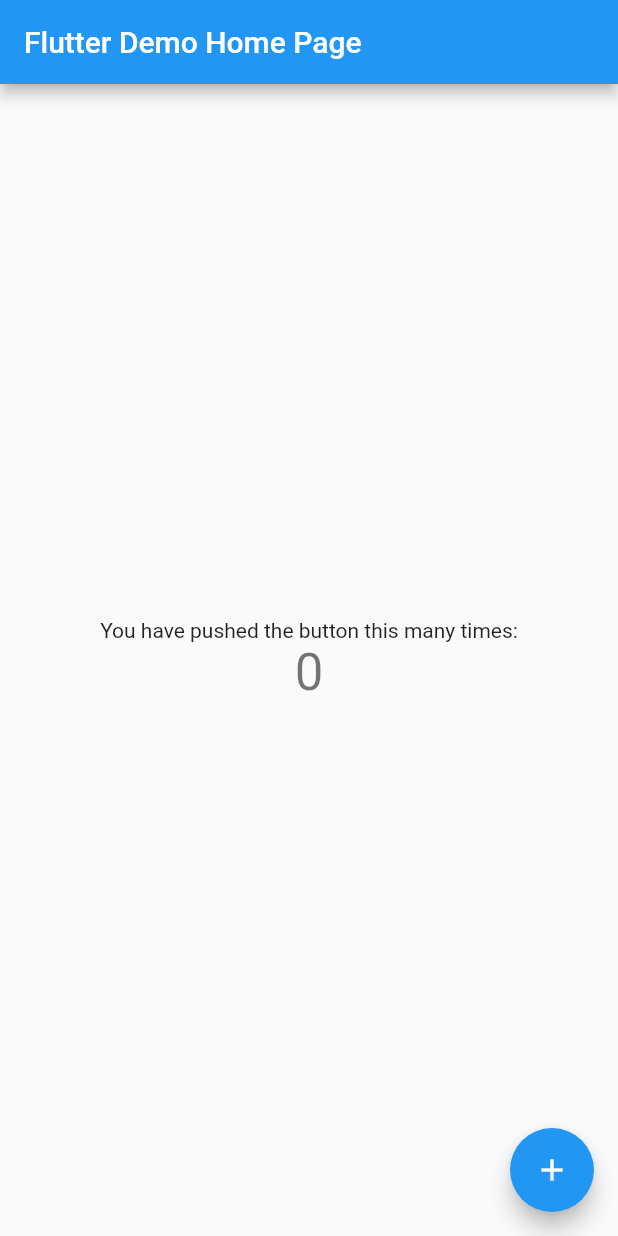
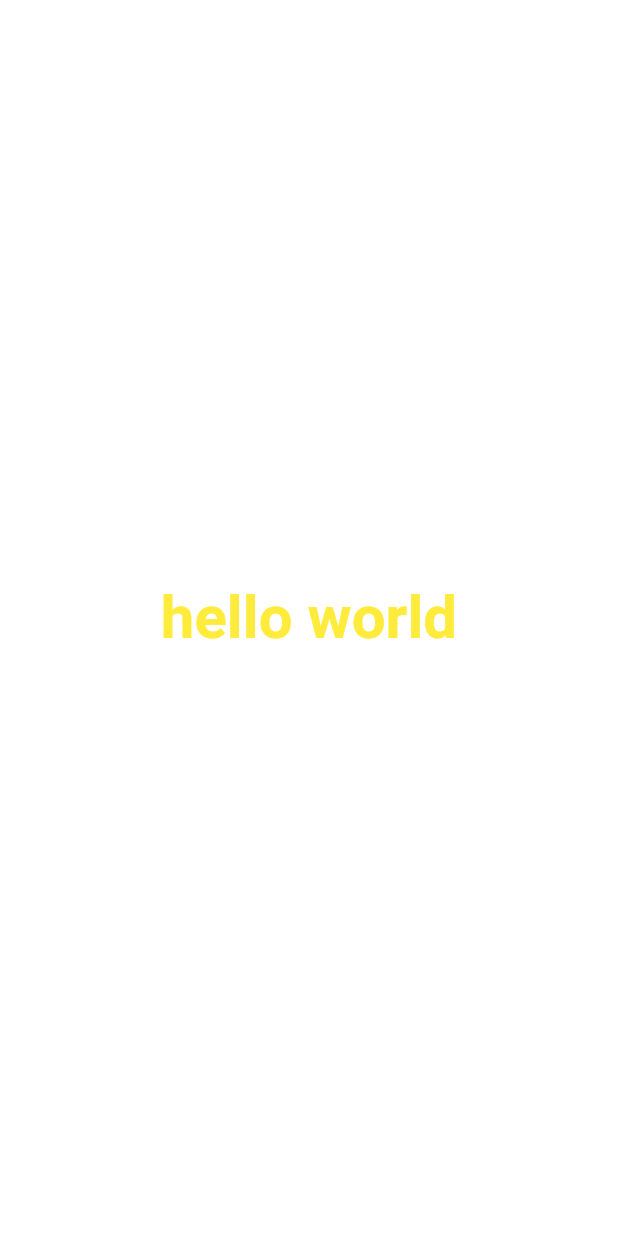
Before and after one commit to pengyouyoupeng/flutterdemo, a Flutter app: the screen it shows after launch, on a phone screen of 412 x 824 dp. Run offline on Flutter 3.47's test engine with Material 2 defaults, Android fonts, the phone set to English and light mode, and no system bars.

Commit message:
版本升级

```diff
--- a/lib/main.dart
+++ b/lib/main.dart
@@ -1,111 +1,18 @@
 import 'package:flutter/material.dart';
-
-void main() => runApp(MyApp());
-
-class MyApp extends StatelessWidget {
-  // This widget is the root of your application.
+void main()=>runApp(App());
+class App extends StatelessWidget {
   @override
   Widget build(BuildContext context) {
-    return MaterialApp(
-      title: 'Flutter Demo',
-      theme: ThemeData(
-        // This is the theme of your application.
-        //
-        // Try running your application with "flutter run". You'll see the
-        // application has a blue toolbar. Then, without quitting the app, try
-        // changing the primarySwatch below to Colors.green and then invoke
-        // "hot reload" (press "r" in the console where you ran "flutter run",
-        // or simply save your changes to "hot reload" in a Flutter IDE).
-        // Notice that the counter didn't reset back to zero; the application
-        // is not restarted.
-        primarySwatch: Colors.blue,
+    return Center(
+      child: Text(
+        'hello world',
+        textDirection: TextDirection.ltr,
+        style: TextStyle(
+          fontSize: 40,
+          fontWeight: FontWeight.bold,
+          color: Colors.yellow
+        ),
       ),
-      home: MyHomePage(title: 'Flutter Demo Home Page'),
     );
   }
 }
-
-class MyHomePage extends StatefulWidget {
-  MyHomePage({Key key, this.title}) : super(key: key);
-
-  // This widget is the home page of your application. It is stateful, meaning
-  // that it has a State object (defined below) that contains fields that affect
-  // how it looks.
-
-  // This class is the configuration for the state. It holds the values (in this
-  // case the title) provided by the parent (in this case the App widget) and
-  // used by the build method of the State. Fields in a Widget subclass are
-  // always marked "final".
-
-  final String title;
-
-  @override
-  _MyHomePageState createState() => _MyHomePageState();
-}
-
-class _MyHomePageState extends State<MyHomePage> {
-  int _counter = 0;
-
-  void _incrementCounter() {
-    setState(() {
-      // This call to setState tells the Flutter framework that something has
-      // changed in this State, which causes it to rerun the build method below
-      // so that the display can reflect the updated values. If we changed
-      // _counter without calling setState(), then the build method would not be
-      // called again, and so nothing would appear to happen.
-      _counter++;
-    });
-  }
-
-  @override
-  Widget build(BuildContext context) {
-    // This method is rerun every time setState is called, for instance as done
-    // by the _incrementCounter method above.
-    //
-    // The Flutter framework has been optimized to make rerunning build methods
-    // fast, so that you can just rebuild anything that needs updating rather
-    // than having to individually change instances of widgets.
-    return Scaffold(
-      appBar: AppBar(
-        // Here we take the value from the MyHomePage object that was created by
-        // the App.build method, and use it to set our appbar title.
-        title: Text(widget.title),
-      ),
-      body: Center(
-        // Center is a layout widget. It takes a single child and positions it
-        // in the middle of the parent.
-        child: Column(
-          // Column is also layout widget. It takes a list of children and
-          // arranges them vertically. By default, it sizes itself to fit its
-          // children horizontally, and tries to be as tall as its parent.
-          //
-          // Invoke "debug painting" (press "p" in the console, choose the
-          // "Toggle Debug Paint" action from the Flutter Inspector in Android
-          // Studio, or the "Toggle Debug Paint" command in Visual Studio Code)
-          // to see the wireframe for each widget.
-          //
-          // Column has various properties to control how it sizes itself and
-          // how it positions its children. Here we use mainAxisAlignment to
-          // center the children vertically; the main axis here is the vertical
-          // axis because Columns are vertical (the cross axis would be
-          // horizontal).
-          mainAxisAlignment: MainAxisAlignment.center,
-          children: <Widget>[
-            Text(
-              'You have pushed the button this many times:',
-            ),
-            Text(
-              '$_counter',
-              style: Theme.of(context).textTheme.display1,
-            ),
-          ],
-        ),
-      ),
-      floatingActionButton: FloatingActionButton(
-        onPressed: _incrementCounter,
-        tooltip: 'Increment',
-        child: Icon(Icons.add),
-      ), // This trailing comma makes auto-formatting nicer for build methods.
-    );
-  }
-}
```
Also changed, not shown: 1 other file.
